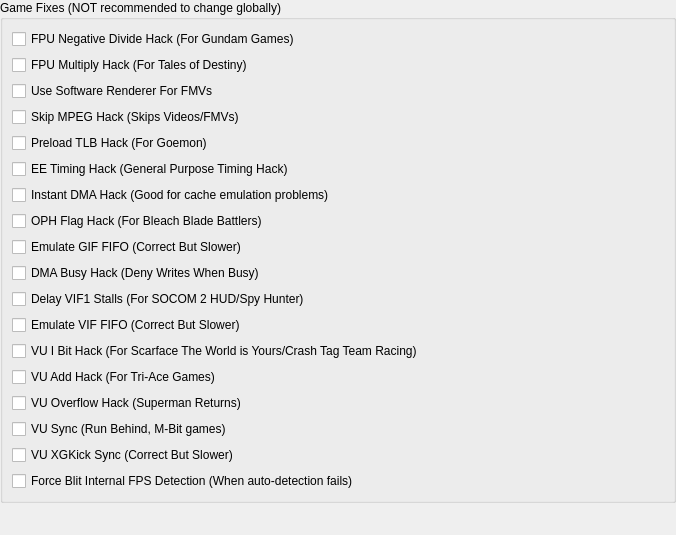
PCSX2/pcsx2, file pcsx2-qt/Settings/GameFixSettingsWidget.ui: the form before one commit.
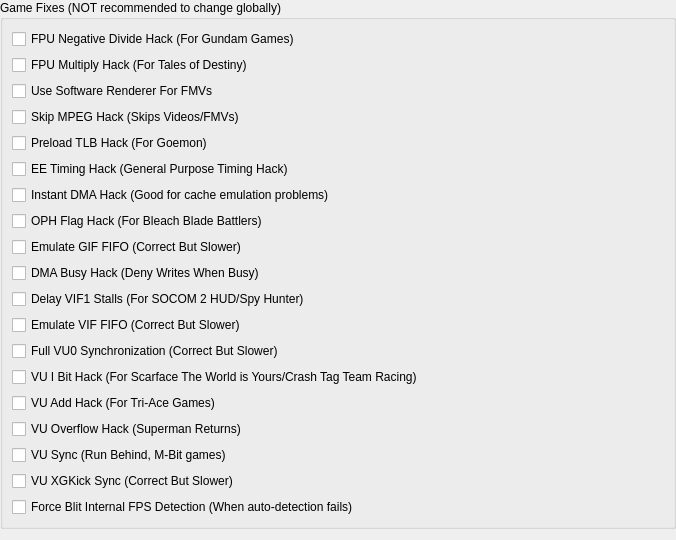
The form after the commit.

Diff of the .ui file:
```diff
--- a/pcsx2-qt/Settings/GameFixSettingsWidget.ui
+++ b/pcsx2-qt/Settings/GameFixSettingsWidget.ui
@@ -113,6 +113,13 @@
         </property>
        </widget>
       </item>
+      <item>
+       <widget class="QCheckBox" name="FullVU0SyncHack">
+        <property name="text">
+         <string>Full VU0 Synchronization (Correct But Slower)</string>
+        </property>
+       </widget>
+      </item>
       <item>
        <widget class="QCheckBox" name="IbitHack">
         <property name="text">
```
